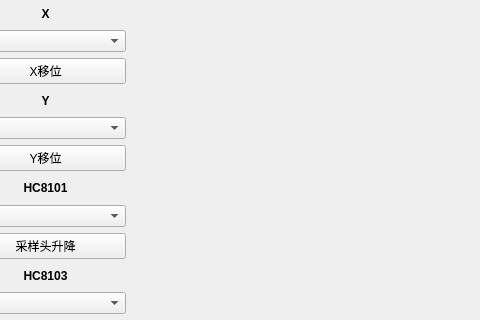
Before: the Qt Designer form cpp/8H82600/form_distributorsetting.ui in huayunfly/goiot, drawn with Qt 5; both pictures show x 605 to 1085 and y 235 to 555 of the 1180 by 900 pixel window.
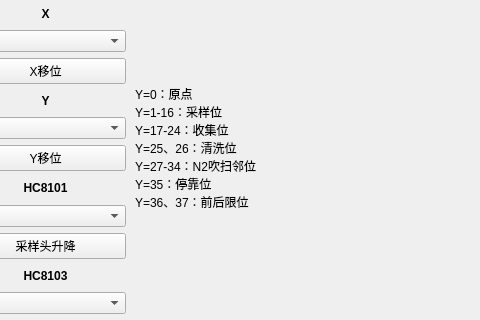
After: the same form once the commit is applied.

Commit message: Add the liquid distributor Y position notes on UI.

Patch:
```diff
--- a/cpp/8H82600/form_distributorsetting.ui
+++ b/cpp/8H82600/form_distributorsetting.ui
@@ -207,6 +207,40 @@
     </item>
    </layout>
   </widget>
+  <widget class="QLabel" name="label">
+   <property name="geometry">
+    <rect>
+     <x>740</x>
+     <y>320</y>
+     <width>211</width>
+     <height>151</height>
+    </rect>
+   </property>
+   <property name="font">
+    <font>
+     <family>Tahoma</family>
+     <pointsize>9</pointsize>
+    </font>
+   </property>
+   <property name="text">
+    <string>Y=0：原点
+Y=1-16：采样位
+Y=17-24：收集位
+Y=25、26：清洗位
+Y=27-34：N2吹扫邻位
+Y=35：停靠位
+Y=36、37：前后限位</string>
+   </property>
+   <property name="textFormat">
+    <enum>Qt::AutoText</enum>
+   </property>
+   <property name="alignment">
+    <set>Qt::AlignLeading|Qt::AlignLeft|Qt::AlignTop</set>
+   </property>
+   <property name="wordWrap">
+    <bool>true</bool>
+   </property>
+  </widget>
  </widget>
  <resources/>
  <connections/>
```
The commit also changes 2 other files.
